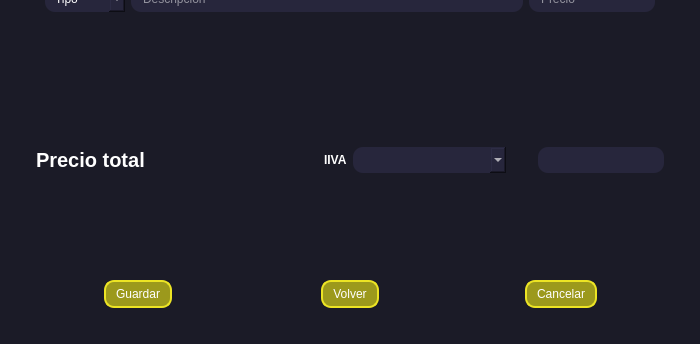
Old version of the form UI/ui_newbudget.ui in the repository DickinsonBP/BudgetInvoiceApp2.0; both pictures show x 0 to 700 and y 306 to 650 of the 700 by 650 pixel window.
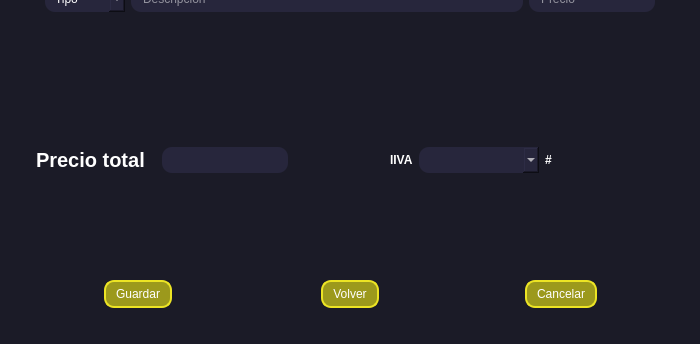
New version of the form. The open tabs and pages were chosen to show the change. Icons and pictures are not drawn. Custom widgets are drawn as their Qt base class.

Diff of the .ui file:
```diff
--- a/UI/ui_newbudget.ui
+++ b/UI/ui_newbudget.ui
@@ -361,6 +361,9 @@
                   </property>
                  </widget>
                 </item>
+                <item alignment="Qt::AlignHCenter">
+                 <widget class="QLineEdit" name="line_total"/>
+                </item>
                 <item alignment="Qt::AlignRight">
                  <widget class="QLabel" name="label_11">
                   <property name="font">
@@ -376,8 +379,17 @@
                 <item>
                  <widget class="QComboBox" name="comboBox_3"/>
                 </item>
-                <item alignment="Qt::AlignRight">
-                 <widget class="QLineEdit" name="lineEdit_5"/>
+                <item>
+                 <widget class="QLabel" name="label_total">
+                  <property name="font">
+                   <font>
+                    <bold>true</bold>
+                   </font>
+                  </property>
+                  <property name="text">
+                   <string>#</string>
+                  </property>
+                 </widget>
                 </item>
                </layout>
               </widget>
```
Left out of the diff: 2 changed lines with no effect on the pictures.
